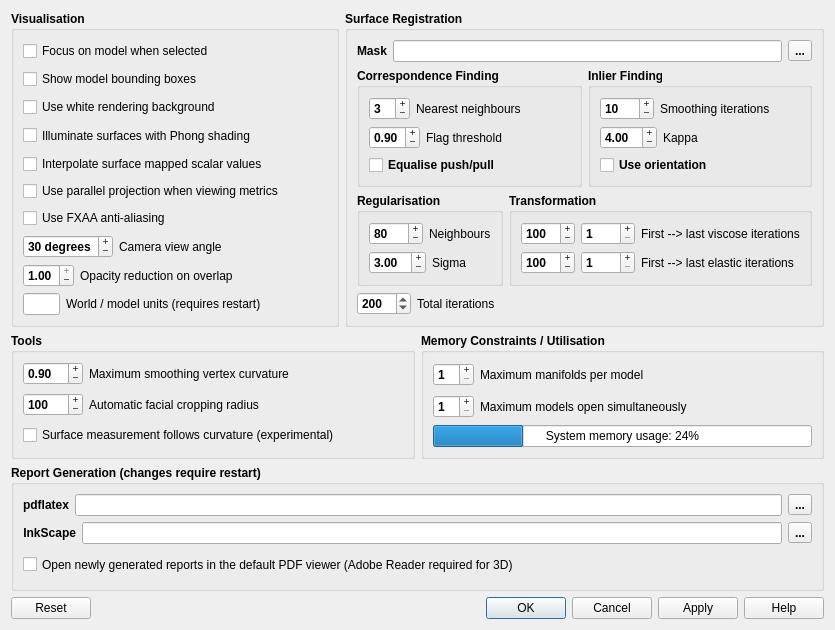
Old version of the form forms/PreferencesDialog.ui in the repository frontiersi/Cliniface.
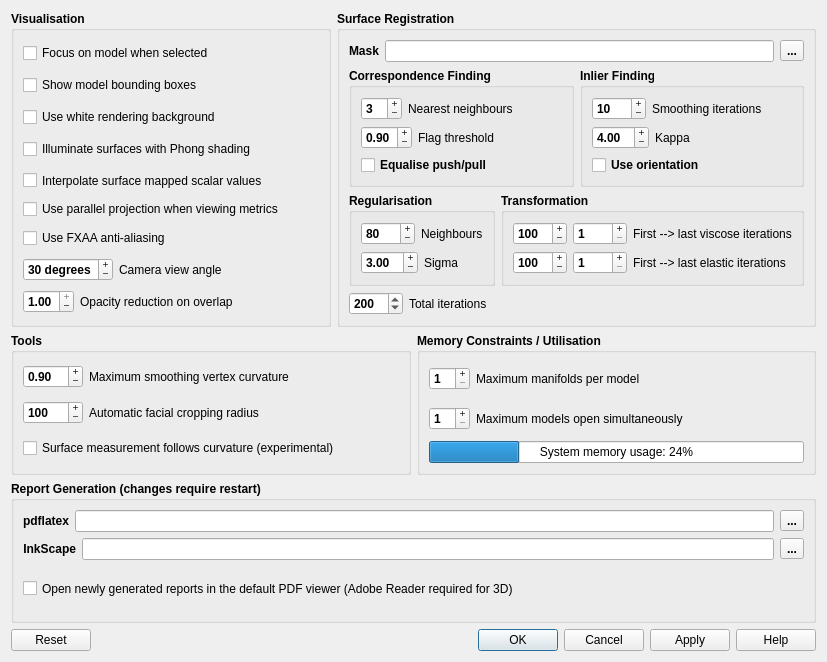
New version of the form. Icons and pictures are not drawn.

The edit to the form file:
```diff
--- a/forms/PreferencesDialog.ui
+++ b/forms/PreferencesDialog.ui
@@ -9,8 +9,8 @@
    <rect>
     <x>0</x>
     <y>0</y>
-    <width>835</width>
-    <height>630</height>
+    <width>827</width>
+    <height>662</height>
    </rect>
   </property>
   <property name="sizePolicy">
@@ -272,54 +272,6 @@
             </item>
            </layout>
           </item>
-          <item>
-           <layout class="QHBoxLayout" name="horizontalLayout_7" stretch="1,7">
-            <item>
-             <widget class="QLineEdit" name="unitsLineEdit">
-              <property name="sizePolicy">
-               <sizepolicy hsizetype="Preferred" vsizetype="Preferred">
-                <horstretch>0</horstretch>
-                <verstretch>0</verstretch>
-               </sizepolicy>
-              </property>
-              <property name="font">
-               <font>
-                <weight>50</weight>
-                <bold>false</bold>
-               </font>
-              </property>
-              <property name="toolTip">
-               <string>By default, the unit of spatial measurement for all models is millimetres regardless of their original encoding. If this is not suitable for a particular model, use the resizing tool. Set different units for Cliniface to use below, but this will only take effect upon restart.</string>
-              </property>
-              <property name="text">
-               <string/>
-              </property>
-              <property name="alignment">
-               <set>Qt::AlignCenter</set>
-              </property>
-             </widget>
-            </item>
-            <item>
-             <widget class="QLabel" name="label_5">
-              <property name="font">
-               <font>
-                <weight>50</weight>
-                <bold>false</bold>
-               </font>
-              </property>
-              <property name="toolTip">
-               <string>By default, the unit of spatial measurement for all models is millimetres regardless of their original encoding. If this is not suitable for a particular model, use the resizing tool. Set different units for Cliniface to use below, but this will only take effect upon restart.</string>
-              </property>
-              <property name="text">
-               <string>World / model units (requires restart)</string>
-              </property>
-              <property name="alignment">
-               <set>Qt::AlignLeading|Qt::AlignLeft|Qt::AlignVCenter</set>
-              </property>
-             </widget>
-            </item>
-           </layout>
-          </item>
          </layout>
         </widget>
        </item>
```
Left out of the diff: 37 changed lines with no effect on the pictures.
